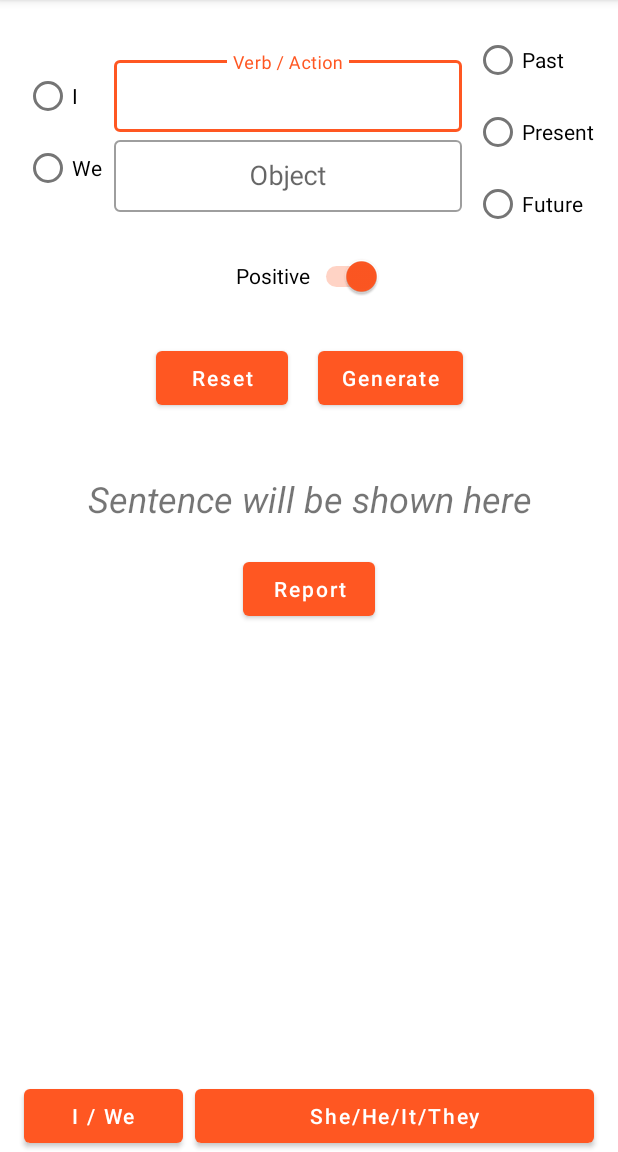
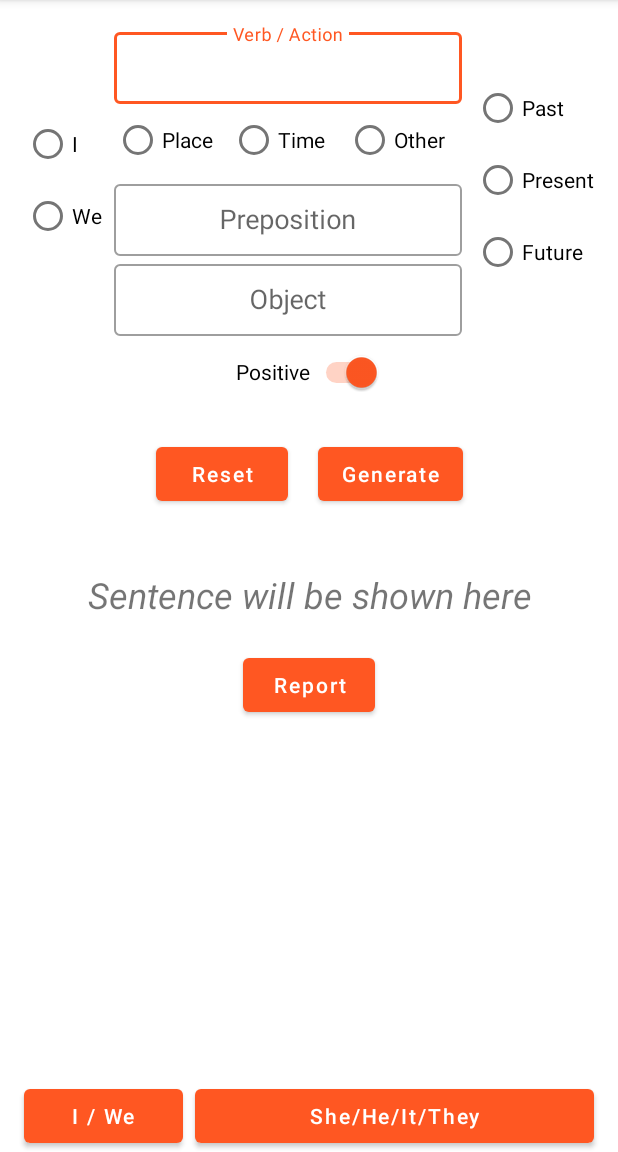
Before and after one commit to Improve10X/ImproveEnglish10X, an Android app: the screen it shows after launch once a user with an empty profile is signed in (MainActivity), on a phone screen of 412 x 824 dp, the part 84-1236 px from its top. Run offline under Robolectric (Android 15) with nearby library versions, the phone set to English and light mode, and no system bars; our stand-ins replace Firebase (no records; nobody signed in at launch, a user with empty details on screens opened directly); libraries missing offline, so code that uses them is left out: com.firebase.ui; 2 statements that could not run were skipped.

Commit message:
Added prepositions data Added spinner for prepositions

```diff
--- a/app/src/main/java/com/improve10x/improveenglish10x/MainActivity.java
+++ b/app/src/main/java/com/improve10x/improveenglish10x/MainActivity.java
@@ -17,18 +17,14 @@ import android.widget.Toast;
 import com.firebase.ui.auth.AuthUI;
 import com.google.android.gms.tasks.OnCompleteListener;
 import com.google.android.gms.tasks.Task;
-import com.google.common.collect.Lists;
 import com.google.firebase.analytics.FirebaseAnalytics;
 import com.google.firebase.auth.FirebaseAuth;
 import com.google.firebase.auth.FirebaseUser;
 import com.google.firebase.crashlytics.FirebaseCrashlytics;
 import com.google.firebase.firestore.FirebaseFirestore;
 import com.improve10x.improveenglish10x.databinding.ActivityMainBinding;
-
-import java.util.ArrayList;
-import java.util.Arrays;
-import java.util.LinkedHashMap;
-import java.util.List;
+import com.improve10x.improveenglish10x.models.Preposition;
+import com.improve10x.improveenglish10x.models.Suggestions;
 
 public class MainActivity extends AppCompatActivity {
 
@@ -38,6 +34,7 @@ public class MainActivity extends AppCompatActivity {
     private FirebaseAnalytics analytics;
     private FirebaseCrashlytics crashlytics;
     private ProgressDialog progress;
+    private ArrayAdapter<Preposition> prepositionsAdapter;
 
     @Override
     protected void onCreate(Bundle savedInstanceState) {
@@ -46,6 +43,7 @@ public class MainActivity extends AppCompatActivity {
         setContentView(binding.getRoot());
         getSupportActionBar().setTitle("Improve English 10X");
         setupFirebase();
+        setupPrepositionsAdapter();
         setupProgressBar();
         handleButtons();
         fetchData();
@@ -54,6 +52,25 @@ public class MainActivity extends AppCompatActivity {
     private void setupFirebase() {
         analytics = FirebaseAnalytics.getInstance(this);
         crashlytics = FirebaseCrashlytics.getInstance();
+    }
+
+    private void setupPrepositionsAdapter() {
+        prepositionsAdapter = new ArrayAdapter<>(this,
+                android.R.layout.simple_list_item_1, sentenceUtil.placePrepositions);
+        binding.prepositionTxt.setAdapter(prepositionsAdapter);
+    }
+
+    private void updatePrepositionsAdapter(String type) {
+        prepositionsAdapter.clear();
+        if(type.equalsIgnoreCase("place")) {
+            prepositionsAdapter.addAll(sentenceUtil.placePrepositions);
+        } else if(type.equalsIgnoreCase("time")) {
+            prepositionsAdapter.addAll(sentenceUtil.timePrepositions);
+        } else {
+            prepositionsAdapter.addAll(sentenceUtil.placePrepositions);
+            prepositionsAdapter.addAll(sentenceUtil.timePrepositions);
+        }
+        prepositionsAdapter.notifyDataSetChanged();
     }
 
     private void setupProgressBar() {
@@ -68,11 +85,24 @@ public class MainActivity extends AppCompatActivity {
 
     private void handleButtons() {
         handleSubjectRadioGroup();
+        handlePrepositionsRadioGroup();
         handleResetBtn();
         handleGenerateBtn();
         handleReportBtn();
         handleLevel1Btn();
         handleLevel2Btn();
+    }
+
+    private void handlePrepositionsRadioGroup() {
+        binding.prepositionTypeRg.setOnCheckedChangeListener((group, checkedId) -> {
+            if(checkedId == R.id.preposition_place_rb) {
+                updatePrepositionsAdapter("place");
+            } else if(checkedId == R.id.preposition_time_rb) {
+                updatePrepositionsAdapter("time");
+            } else {
+                updatePrepositionsAdapter("other");
+            }
+        });
     }
 
     private void handleSubjectRadioGroup() {
@@ -215,8 +245,9 @@ public class MainActivity extends AppCompatActivity {
         RadioButton selectedTense = findViewById(binding.tenseRg.getCheckedRadioButtonId());
         String tense = selectedTense.getText().toString();
         Boolean isPositive = binding.positiveSwitch.isChecked();
+        // TODO : set preposition
         String sentence = sentenceUtil.generateSentence(subject,
-                verbOrAction, objectText, tense, isPositive);
+                verbOrAction, objectText, tense, "", isPositive);
         binding.sentenseTxt.setText(sentence);
         logSentence(sentence);
     }
--- a/app/src/main/java/com/improve10x/improveenglish10x/SentenceUtil.java
+++ b/app/src/main/java/com/improve10x/improveenglish10x/SentenceUtil.java
@@ -1,6 +1,10 @@
 package com.improve10x.improveenglish10x;
 
+import com.improve10x.improveenglish10x.models.Preposition;
+
+import java.util.ArrayList;
 import java.util.LinkedHashMap;
+import java.util.List;
 import java.util.Locale;
 import java.util.Map;
 
@@ -8,40 +12,38 @@ public class SentenceUtil {
 
     public static Map<String, Object> pastVerbs;
 
-    public static Map<String, String> prepositionsForPlace;
-    public static Map<String, String> prepositionsForTime;
+    public static List<Preposition> placePrepositions = new ArrayList<>();
+    public static List<Preposition> timePrepositions = new ArrayList<>();
     public static String[] suggestionVerbs = null;
 
     public SentenceUtil(){
-        prepositionsForPlace = new LinkedHashMap<String, String>();
-        prepositionsForPlace.put("in", 	"లో");
-        prepositionsForPlace.put("at",	"వద్ద");
-        prepositionsForPlace.put("on",	"పై");
-        prepositionsForPlace.put("by/ next to/ beside",	"ద్వారా");
-        prepositionsForPlace.put("under",	"కింద");
-        prepositionsForPlace.put("below",	"క్రింద");
-        prepositionsForPlace.put("over",	"పైగా");
-        prepositionsForPlace.put("above",	"పైన");
-        prepositionsForPlace.put("across",	"అంతటా");
-        prepositionsForPlace.put("through",	"ద్వారా");
-        prepositionsForPlace.put("to",	"కు");
-        prepositionsForPlace.put("into",	"లోకి");
-        prepositionsForPlace.put("towards",	"వైపు");
-        prepositionsForPlace.put("onto",	"పై");
-        prepositionsForPlace.put("from",	"నుండి");
+        placePrepositions.add(new Preposition("in", "లో", "place"));
+        placePrepositions.add(new Preposition("at", "వద్ద", "place"));
+        placePrepositions.add(new Preposition("on", "పై", "place"));
+        placePrepositions.add(new Preposition("by/next to/beside", "ద్వారా", "place"));
+        placePrepositions.add(new Preposition("under", "కింద", "place"));
+        placePrepositions.add(new Preposition("below", "క్రింద", "place"));
+        placePrepositions.add(new Preposition("over", "పైగా", "place"));
+        placePrepositions.add(new Preposition("above", "పైన", "place"));
+        placePrepositions.add(new Preposition("across", "అంతటా", "place"));
+        placePrepositions.add(new Preposition("through", "ద్వారా", "place"));
+        placePrepositions.add(new Preposition("to", "కు", "place"));
+        placePrepositions.add(new Preposition("into", "లోకి", "place"));
+        placePrepositions.add(new Preposition("towards", "వైపు", "place"));
+        placePrepositions.add(new Preposition("onto", "పై", "place"));
+        placePrepositions.add(new Preposition("from", "నుండి", "place"));
 
-        prepositionsForTime = new LinkedHashMap<>();
-        prepositionsForTime.put("on",	"కు / కి");
-        prepositionsForTime.put("in",	"లో");
-        prepositionsForTime.put("at",	"కు / కి");
-        prepositionsForTime.put("since",	"నుండి");
-        prepositionsForTime.put("for",	"కోసం");
-        prepositionsForTime.put("ago",	"క్రితం");
-        prepositionsForTime.put("before",	"ముందు");
-        prepositionsForTime.put("to",	"కు / కి");
-        prepositionsForTime.put("to / till / until",	"వరకు");
-        prepositionsForTime.put("till / until",	"వరకు");
-        prepositionsForTime.put("by",	"కల్లా");
+        timePrepositions.add(new Preposition("on", "కు / కి", "time"));
+        timePrepositions.add(new Preposition("in", "లో", "time"));
+        timePrepositions.add(new Preposition("at", "కు / కి", "time"));
+        timePrepositions.add(new Preposition("since", "నుండి", "time"));
+        timePrepositions.add(new Preposition("for", "కోసం", "time"));
+        timePrepositions.add(new Preposition("ago", "క్రితం", "time"));
+        timePrepositions.add(new Preposition("before", "ముందు", "time"));
+        timePrepositions.add(new Preposition("to", "కు / కి", "time"));
+        timePrepositions.add(new Preposition("to/till/until", "వరకు", "time"));
+        timePrepositions.add(new Preposition("till/until", "వరకు", "time"));
+        timePrepositions.add(new Preposition("by", "కల్లా", "time"));
     }
 
     public String generateSentence(String subject, String verb, String object, String tense, String preposition, boolean isPositive) {
--- /dev/null
+++ b/app/src/main/java/com/improve10x/improveenglish10x/models/Preposition.java
@@ -0,0 +1,22 @@
+package com.improve10x.improveenglish10x.models;
+
+import java.io.Serializable;
+
+public class Preposition implements Serializable {
+    public String value;
+    public String teluguValue;
+    public String type;
+
+    public Preposition() {}
+
+    public Preposition(String value, String teluguValue, String type) {
+        this.value = value;
+        this.teluguValue = teluguValue;
+        this.type = type;
+    }
+
+    @Override
+    public String toString() {
+        return value + " " + teluguValue;
+    }
+}
--- a/app/src/main/java/com/improve10x/improveenglish10x/Suggestions.java
+++ b/app/src/main/java/com/improve10x/improveenglish10x/models/Suggestions.java
@@ -1,4 +1,4 @@
-package com.improve10x.improveenglish10x;
+package com.improve10x.improveenglish10x.models;
 
 import java.io.Serializable;
 import java.util.List;
--- a/app/src/main/res/layout/activity_main.xml
+++ b/app/src/main/res/layout/activity_main.xml
@@ -109,13 +109,59 @@
                 style="@style/Widget.MaterialComponents.TextInputLayout.OutlinedBox"
                 android:layout_width="match_parent"
                 android:layout_height="wrap_content"
-                android:layout_marginStart="8dp"
-                android:layout_marginEnd="8dp"
+                android:layout_marginHorizontal="8dp"
                 android:gravity="center"
                 android:hint="Verb / Action">
 
                 <AutoCompleteTextView
                     android:id="@+id/verb_or_action_txt"
+                    android:layout_width="match_parent"
+                    android:layout_height="wrap_content"
+                    android:gravity="center"
+                    android:minHeight="48dp" />
+            </com.google.android.material.textfield.TextInputLayout>
+
+            <RadioGroup
+                android:id="@+id/preposition_type_rg"
+                android:layout_width="match_parent"
+                android:layout_height="match_parent"
+                android:layout_marginHorizontal="8dp"
+                android:orientation="horizontal">
+
+                <RadioButton
+                    android:id="@+id/preposition_place_rb"
+                    android:layout_width="0dp"
+                    android:layout_height="wrap_content"
+                    android:layout_weight="1"
+                    android:text="Place" />
+
+                <RadioButton
+                    android:id="@+id/preposition_time_rb"
+                    android:layout_width="0dp"
+                    android:layout_height="wrap_content"
+                    android:layout_weight="1"
+                    android:text="Time" />
+
+                <RadioButton
+                    android:id="@+id/preposition_other_rb"
+                    android:layout_width="0dp"
+                    android:layout_height="wrap_content"
+                    android:layout_weight="1"
+                    android:text="Other" />
+            </RadioGroup>
+
+            <com.google.android.material.textfield.TextInputLayout
+                android:id="@+id/preposition_layout"
+                style="@style/Widget.MaterialComponents.TextInputLayout.OutlinedBox"
+                android:layout_width="match_parent"
+                android:layout_height="wrap_content"
+                android:layout_marginStart="8dp"
+                android:layout_marginEnd="8dp"
+                android:gravity="center"
+                android:hint="Preposition">
+
+                <AutoCompleteTextView
+                    android:id="@+id/preposition_txt"
                     android:layout_width="match_parent"
                     android:layout_height="wrap_content"
                     android:gravity="center"
@@ -256,4 +302,10 @@
         app:layout_constraintStart_toEndOf="@+id/level1_btn"
         app:layout_constraintTop_toTopOf="@+id/level1_btn" />
 
+    <androidx.constraintlayout.widget.Group
+        android:id="@+id/proposition_group"
+        android:layout_width="wrap_content"
+        android:layout_height="wrap_content"
+        app:constraint_referenced_ids="radioGroup,preposition_layout" />
+
 </androidx.constraintlayout.widget.ConstraintLayout>
```
